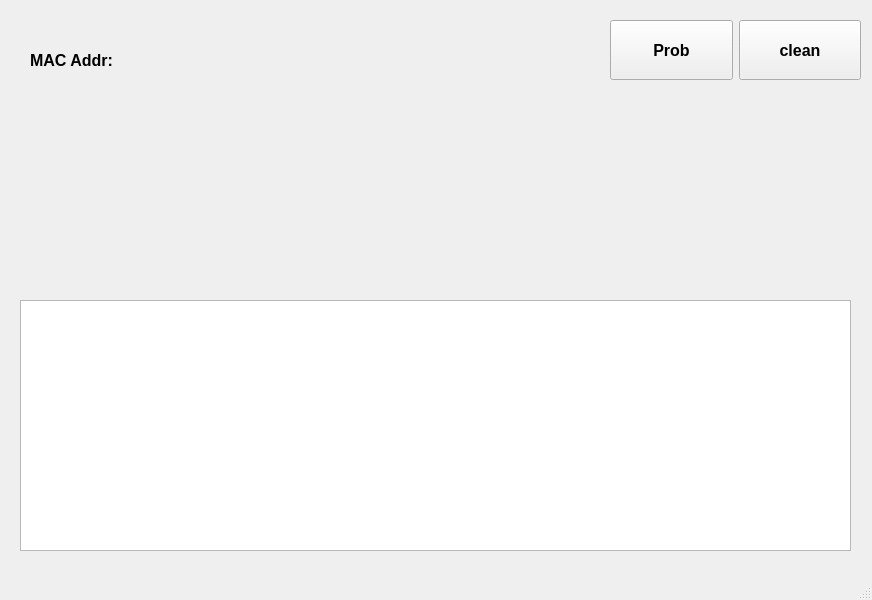
Old version of the form mainwindow.ui in the repository mychuang/DeviceSearch.
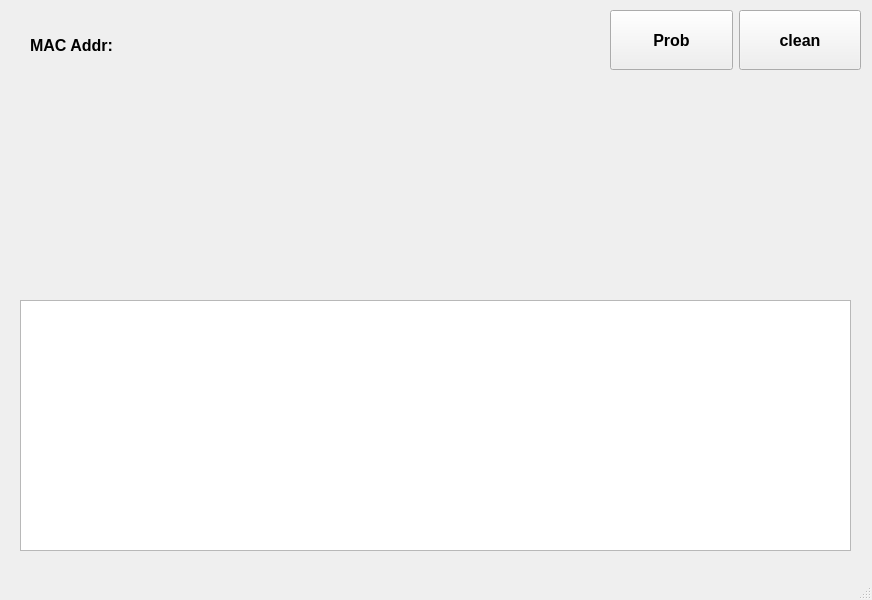
New version of the form.

Diff of the .ui file:
```diff
--- a/mainwindow.ui
+++ b/mainwindow.ui
@@ -20,7 +20,7 @@
       <x>610</x>
       <y>10</y>
       <width>251</width>
-      <height>80</height>
+      <height>61</height>
      </rect>
     </property>
     <layout class="QHBoxLayout" name="horizontalLayout">
@@ -82,7 +82,7 @@
       <x>30</x>
       <y>20</y>
       <width>361</width>
-      <height>80</height>
+      <height>51</height>
      </rect>
     </property>
     <layout class="QHBoxLayout" name="horizontalLayout_2">
@@ -121,9 +121,9 @@
     <property name="geometry">
      <rect>
       <x>30</x>
-      <y>110</y>
+      <y>80</y>
       <width>831</width>
-      <height>80</height>
+      <height>51</height>
      </rect>
     </property>
     <layout class="QHBoxLayout" name="horizontalLayout_3">
```
Left out of the diff: 26 changed lines with no effect on the pictures.
